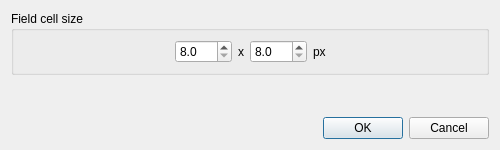
The window that fieldstyledialog.ui (sbrepo2022/equiv_solver) describes before a commit, drawn with Qt 5.
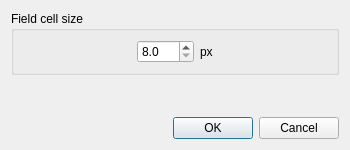
The same window after the commit.

```diff
--- a/fieldstyledialog.ui
+++ b/fieldstyledialog.ui
@@ -6,7 +6,7 @@
    <rect>
     <x>0</x>
     <y>0</y>
-    <width>500</width>
+    <width>350</width>
     <height>150</height>
    </rect>
   </property>
@@ -49,39 +49,7 @@
           </spacer>
          </item>
          <item>
-          <widget class="QDoubleSpinBox" name="cellWidth">
-           <property name="decimals">
-            <number>1</number>
-           </property>
-           <property name="minimum">
-            <double>8.000000000000000</double>
-           </property>
-           <property name="maximum">
-            <double>128.000000000000000</double>
-           </property>
-           <property name="singleStep">
-            <double>8.000000000000000</double>
-           </property>
-           <property name="stepType">
-            <enum>QAbstractSpinBox::DefaultStepType</enum>
-           </property>
-          </widget>
-         </item>
-         <item>
-          <widget class="QLabel" name="labelX">
-           <property name="sizePolicy">
-            <sizepolicy hsizetype="Minimum" vsizetype="Preferred">
-             <horstretch>0</horstretch>
-             <verstretch>0</verstretch>
-            </sizepolicy>
-           </property>
-           <property name="text">
-            <string>x</string>
-           </property>
-          </widget>
-         </item>
-         <item>
-          <widget class="QDoubleSpinBox" name="cellHeight">
+          <widget class="QDoubleSpinBox" name="cellSize">
            <property name="decimals">
             <number>1</number>
            </property>
```
